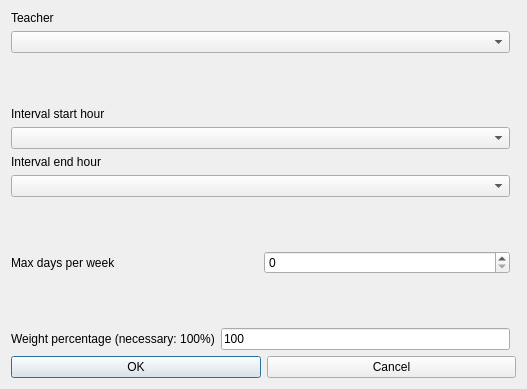
Old version of the form fet/src/interface/modifyconstraintteachermorningintervalmaxdaysperweekform_template.ui in the repository vonmecheln/fet.
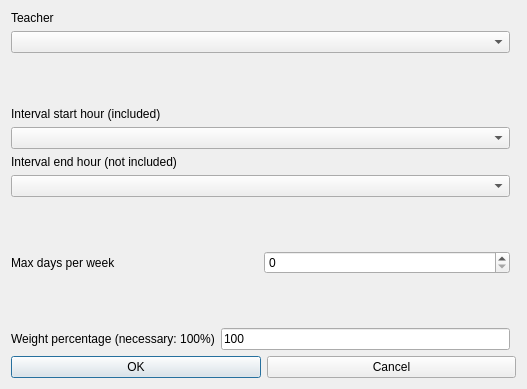
New version of the form.

What changed in the file:
```diff
--- a/fet/src/interface/modifyconstraintteachermorningintervalmaxdaysperweekform_template.ui
+++ b/fet/src/interface/modifyconstraintteachermorningintervalmaxdaysperweekform_template.ui
@@ -103,7 +103,7 @@
         <enum>QFrame::Plain</enum>
        </property>
        <property name="text">
-        <string>Interval start hour</string>
+        <string extracomment="This field refers to a constraint operating on a given hourly interval. The selected start hour of the interval is included (is counted) in the constraint, while the selected end hour of the interval is not included (is not counted) in the constraint.">Interval start hour (included)</string>
        </property>
        <property name="wordWrap">
         <bool>false</bool>
@@ -136,7 +136,7 @@
         <enum>QFrame::Plain</enum>
        </property>
        <property name="text">
-        <string>Interval end hour</string>
+        <string extracomment="This field refers to a constraint operating on a given hourly interval. The selected start hour of the interval is included (is counted) in the constraint, while the selected end hour of the interval is not included (is not counted) in the constraint.">Interval end hour (not included)</string>
        </property>
        <property name="wordWrap">
         <bool>false</bool>
```
